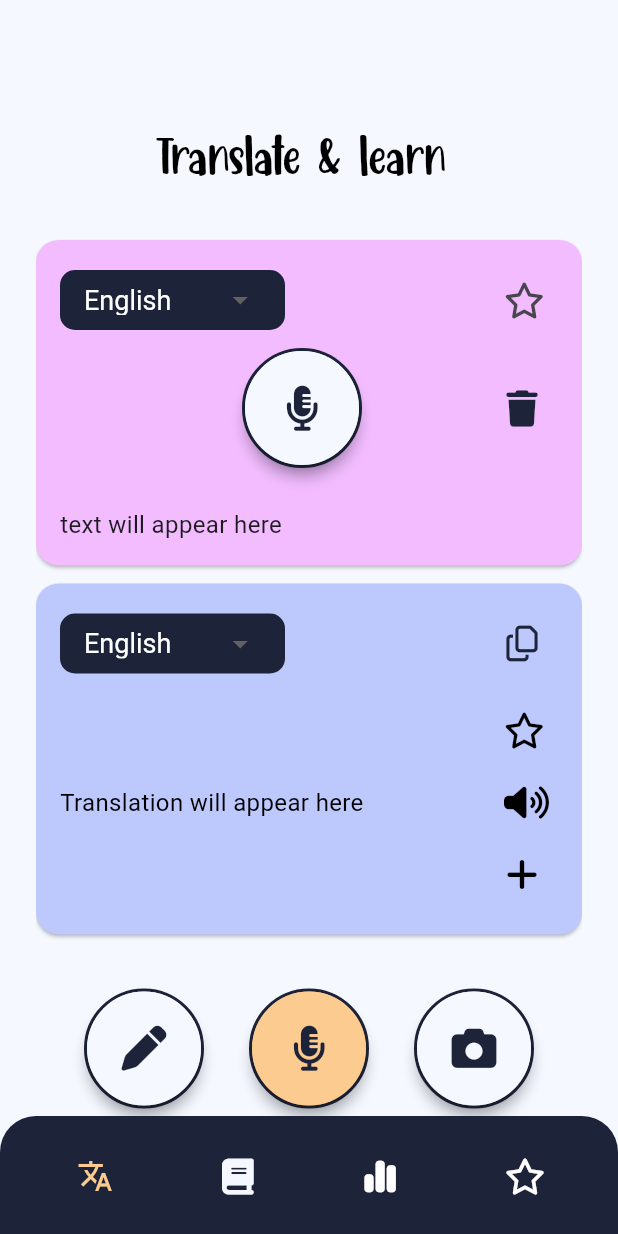
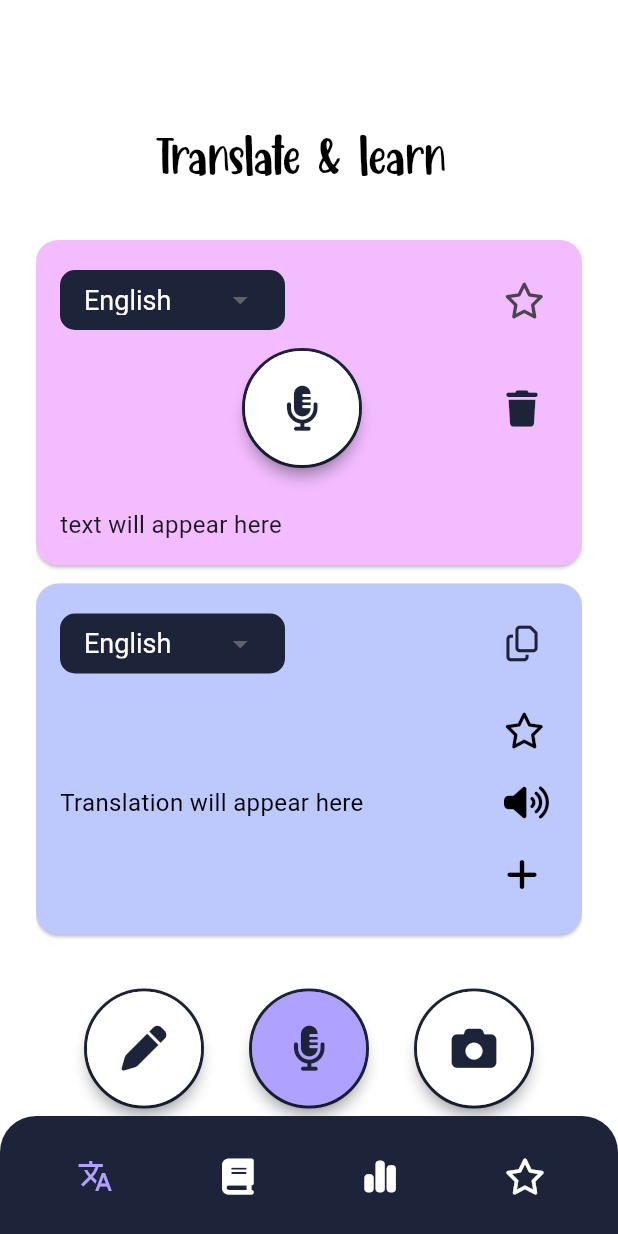
Before and after one commit to yaraFarouk/translateAndLearnApp, a Flutter app: the HomePage screen opened directly, after a tap on an icon or button, on a phone screen of 412 x 824 dp. Run offline on Flutter 3.47's test engine with Material 3 defaults, Android fonts, the phone set to English and light mode, and no system bars; our stand-ins replace bloc, flutter_bloc, flutter_screenutil, font_awesome_flutter, google_generative_ai, image_picker and 2 more; accounts and stored records are empty.

```diff
--- a/lib/constants.dart
+++ b/lib/constants.dart
@@ -1,9 +1,9 @@
 import 'package:flutter/material.dart';
 
-const Color kPrimaryColor = Color.fromARGB(255, 246, 248, 255);
+const Color kPrimaryColor = Colors.white;
 const Color kTranslatorcardColor = Color(0xFFF3BCFF);
 const Color kTranslationCardColor = Color(0xFFBDC9FD);
 const Color kAppBarColor = Color(0xFF1D2339);
-const Color kOrange = Color(0xFFFCCB8F);
+const Color kOrange = Color(0xFFAEA1FF);
 const String kAPIKEY = 'AIzaSyD2WmRS8KtpHKYi3DvMj_r1C_0-MBXmlPc';
 //Color(0xFFDFE3F0)
--- a/lib/views/study_view.dart
+++ b/lib/views/study_view.dart
@@ -8,7 +8,9 @@ class StudyScreen extends StatelessWidget {
   @override
   Widget build(BuildContext context) {
     return Scaffold(
+      backgroundColor: kPrimaryColor,
       appBar: AppBar(
+        backgroundColor: kPrimaryColor,
         centerTitle: true,
         title: const Text(
           'Study Words',
--- a/lib/views/words_list_view.dart
+++ b/lib/views/words_list_view.dart
@@ -15,6 +15,7 @@ class WordListScreen extends StatelessWidget {
   @override
   Widget build(BuildContext context) {
     return Scaffold(
+      backgroundColor: kPrimaryColor,
       body: Column(
         children: [
           SizedBox(height: 70),
--- a/pubspec.yaml
+++ b/pubspec.yaml
@@ -41,6 +41,7 @@ dependencies:
   flutter_screenutil: ^5.9.3
   shared_preferences: ^2.2.3
   introduction_screen: ^3.1.14
+  characters: ^1.3.0
   # The following adds the Cupertino Icons font to your application.
   # Use with the CupertinoIcons class for iOS style icons.
   cupertino_icons: ^1.0.8
```
Also changed, not shown: lib/cubit/cubit/study_words_cubit.dart (+46 -3 lines), pubspec.lock.
